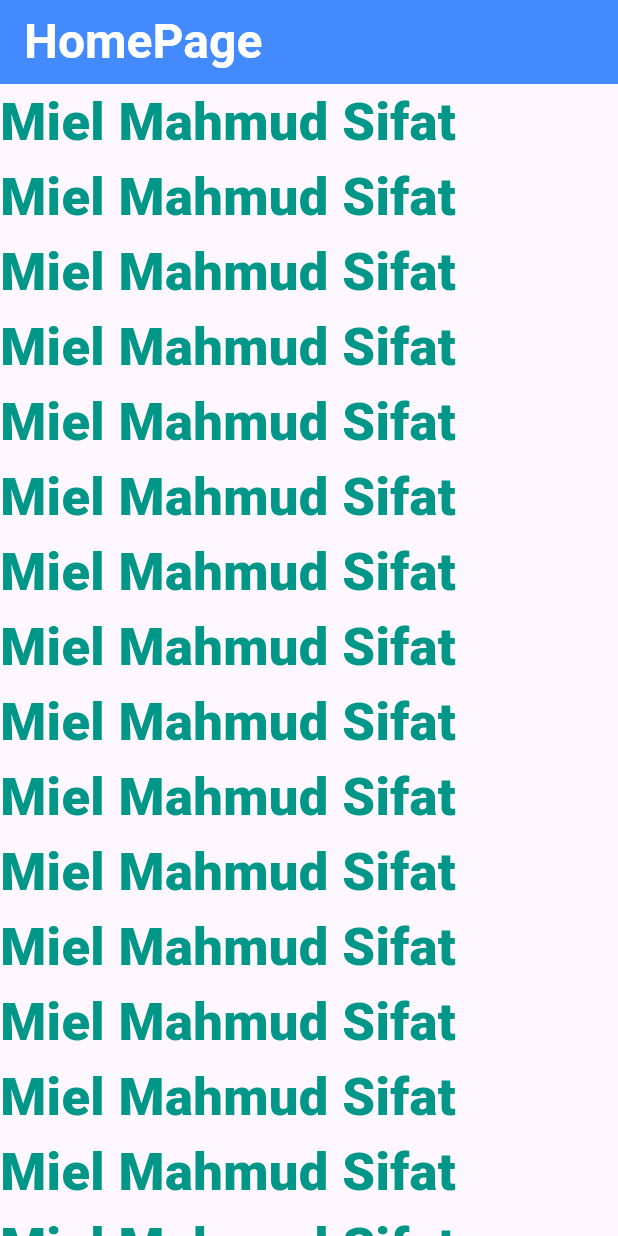
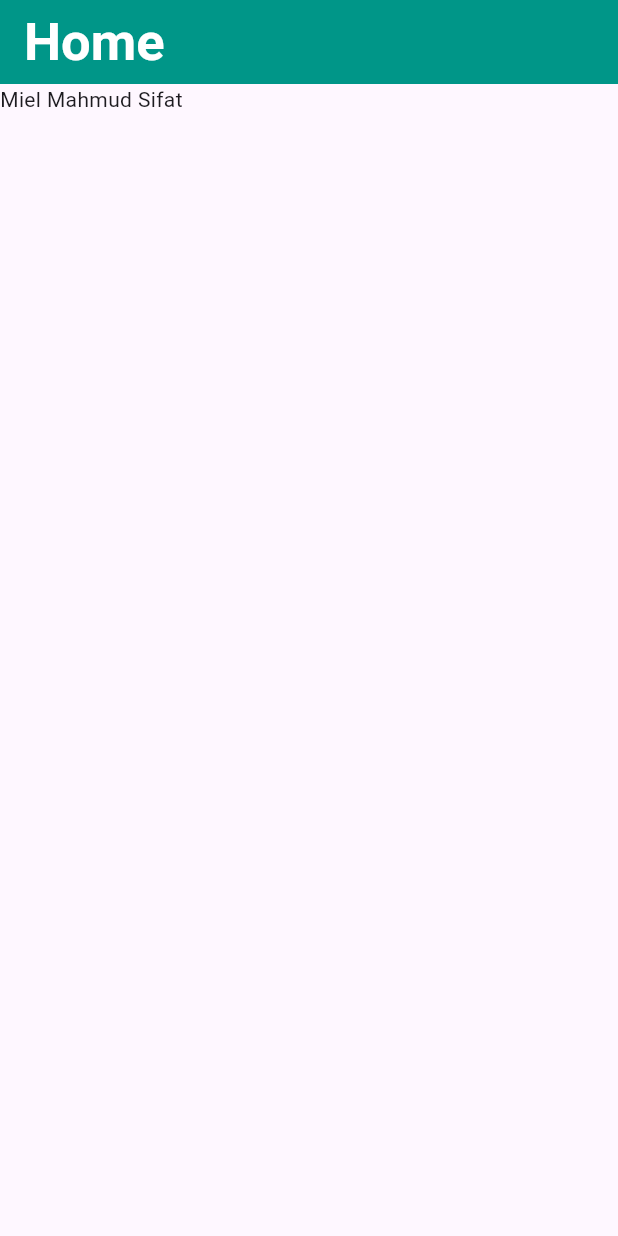
Before and after one commit to miel2793/flutter_practice_batch_10, a Flutter app: the screen it shows after launch, on a phone screen of 412 x 824 dp. Run offline on Flutter 3.47's test engine with Material 3 defaults, Android fonts, the phone set to English and light mode, and no system bars.

Commit message:
update  main

```diff
--- a/lib/main.dart
+++ b/lib/main.dart
@@ -1,169 +1,48 @@
-import 'package:flutter/material.dart';
-
-//main function start
-main() {
-  runApp(Myapp());
+import'package:flutter/material.dart';
+main()
+{
+  runApp(Miel());
 }
-
-class Myapp extends StatelessWidget {
-  const Myapp({super.key});
+class Miel extends StatelessWidget {
+  const Miel({super.key});
 
   @override
   Widget build(BuildContext context) {
     return MaterialApp(
       debugShowCheckedModeBanner: false,
-      title: ' MY APP',
+      title:'First App',
+      //theme: ThemeData(the),
       home: Home(),
+
     );
   }
 }
-
 class Home extends StatelessWidget {
   const Home({super.key});
 
   @override
   Widget build(BuildContext context) {
     return Scaffold(
-        appBar: AppBar(
-          title: Text(
-            'HomePage',
-            style: TextStyle(
-                fontSize: 32, fontWeight: FontWeight.bold, color: Colors.white),
-          ),
-          //  centerTitle: true,
-          backgroundColor: Colors.blueAccent,
+      appBar: AppBar(
 
-        ),
-        body: Column(
-          mainAxisAlignment: MainAxisAlignment.center,
-      //    crossAxisAlignment: CrossAxisAlignment.center,
-          children: [
-            Text(
-              "Miel Mahmud Sifat",
-              style: TextStyle(
-                  fontSize: 35,
-                  fontWeight: FontWeight.w900,
-                  color: Colors.teal),
-            ),
-            Text(
-              "Miel Mahmud Sifat",
-              style: TextStyle(
-                  fontSize: 35,
-                  fontWeight: FontWeight.w900,
-                  color: Colors.teal),
-            ),
-            Text(
-              "Miel Mahmud Sifat",
-              style: TextStyle(
-                  fontSize: 35,
-                  fontWeight: FontWeight.w900,
-                  color: Colors.teal),
-            ),
-            Text(
-              "Miel Mahmud Sifat",
-              style: TextStyle(
-                  fontSize: 35,
-                  fontWeight: FontWeight.w900,
-                  color: Colors.teal),
-            ),
-            Text(
-              "Miel Mahmud Sifat",
-              style: TextStyle(
-                  fontSize: 35,
-                  fontWeight: FontWeight.w900,
-                  color: Colors.teal),
-            ),
-            Text(
-              "Miel Mahmud Sifat",
-              style: TextStyle(
-                  fontSize: 35,
-                  fontWeight: FontWeight.w900,
-                  color: Colors.teal),
-            ),
-            Text(
-              "Miel Mahmud Sifat",
-              style: TextStyle(
-                  fontSize: 35,
-                  fontWeight: FontWeight.w900,
-                  color: Colors.teal),
-            ),Text(
-              "Miel Mahmud Sifat",
-              style: TextStyle(
-                  fontSize: 35,
-                  fontWeight: FontWeight.w900,
-                  color: Colors.teal),
-            ),Text(
-              "Miel Mahmud Sifat",
-              style: TextStyle(
-                  fontSize: 35,
-                  fontWeight: FontWeight.w900,
-                  color: Colors.teal),
-            ),Text(
-              "Miel Mahmud Sifat",
-              style: TextStyle(
-                  fontSize: 35,
-                  fontWeight: FontWeight.w900,
-                  color: Colors.teal),
-            ),Text(
-              "Miel Mahmud Sifat",
-              style: TextStyle(
-                  fontSize: 35,
-                  fontWeight: FontWeight.w900,
-                  color: Colors.teal),
-            ),Text(
-              "Miel Mahmud Sifat",
-              style: TextStyle(
-                  fontSize: 35,
-                  fontWeight: FontWeight.w900,
-                  color: Colors.teal),
-            ),Text(
-              "Miel Mahmud Sifat",
-              style: TextStyle(
-                  fontSize: 35,
-                  fontWeight: FontWeight.w900,
-                  color: Colors.teal),
-            ),Text(
-              "Miel Mahmud Sifat",
-              style: TextStyle(
-                  fontSize: 35,
-                  fontWeight: FontWeight.w900,
-                  color: Colors.teal),
-            ),Text(
-              "Miel Mahmud Sifat",
-              style: TextStyle(
-                  fontSize: 35,
-                  fontWeight: FontWeight.w900,
-                  color: Colors.teal),
-            ),Text(
-              "Miel Mahmud Sifat",
-              style: TextStyle(
-                  fontSize: 35,
-                  fontWeight: FontWeight.w900,
-                  color: Colors.teal),
-            ),Text(
-              "Miel Mahmud Sifat",
-              style: TextStyle(
-                  fontSize: 35,
-                  fontWeight: FontWeight.w900,
-                  color: Colors.teal),
-            ),Text(
-              "Miel Mahmud Sifat",
-              style: TextStyle(
-                  fontSize: 35,
-                  fontWeight: FontWeight.w900,
-                  color: Colors.teal),
-            ),Text(
-              "Miel Mahmud Sifat",
-              style: TextStyle(
-                  fontSize: 35,
-                  fontWeight: FontWeight.w900,
-                  color: Colors.teal),
-            ),
+        backgroundColor: Colors.teal,
+        title: Text("Home",
+        style: TextStyle(
+          fontSize: 35,
+          fontWeight: FontWeight.bold,
+          color: Colors.white
+        )
+          ,),
 
 
+      ),
+      body:Column(
 
+        children: [
+          Text('Miel Mahmud Sifat')
+        ],
+      ),
+    );
 
-          ],
-        ));
   }
 }
```
